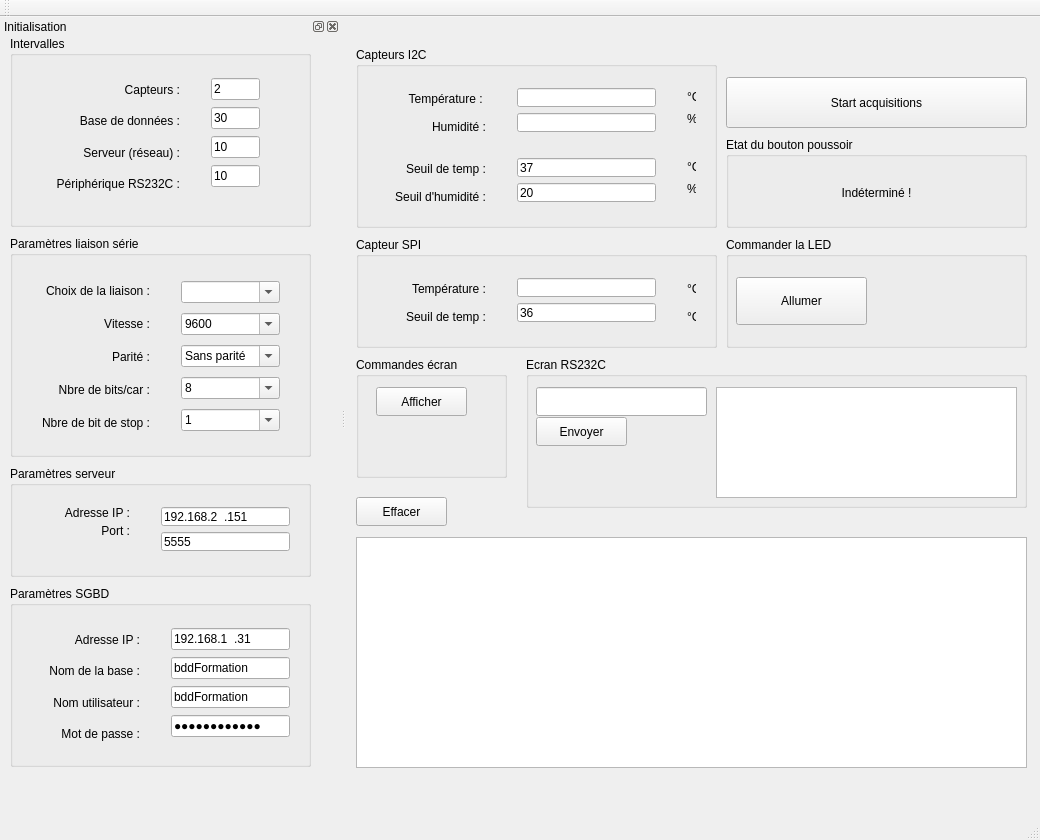
Before: the Qt Designer form cgui.ui in PhASnBenoit/appFormQtCpp, drawn with Qt 5.
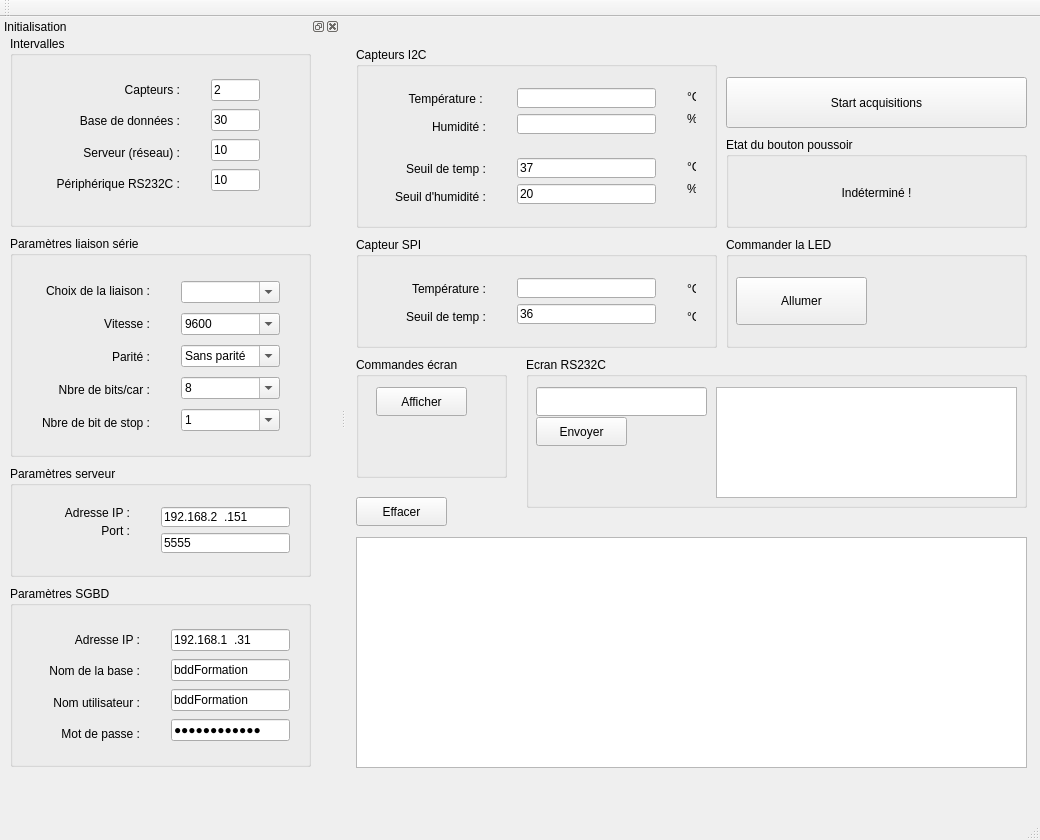
After: the same form once the commit is applied. Icons and pictures are not drawn.

```diff
--- a/cgui.ui
+++ b/cgui.ui
@@ -38,7 +38,7 @@
        <x>150</x>
        <y>30</y>
        <width>161</width>
-       <height>66</height>
+       <height>68</height>
       </rect>
      </property>
      <layout class="QVBoxLayout" name="vlI2c">
@@ -64,7 +64,7 @@
        <x>150</x>
        <y>100</y>
        <width>161</width>
-       <height>66</height>
+       <height>68</height>
       </rect>
      </property>
      <layout class="QVBoxLayout" name="vlValSeuils">
@@ -312,7 +312,7 @@
        <x>150</x>
        <y>30</y>
        <width>161</width>
-       <height>66</height>
+       <height>68</height>
       </rect>
      </property>
      <layout class="QVBoxLayout" name="vlSpi">
@@ -583,7 +583,7 @@
         <x>190</x>
         <y>30</y>
         <width>71</width>
-        <height>136</height>
+        <height>140</height>
        </rect>
       </property>
       <layout class="QVBoxLayout" name="vlInter">
@@ -927,7 +927,7 @@
         <x>140</x>
         <y>30</y>
         <width>151</width>
-        <height>66</height>
+        <height>68</height>
        </rect>
       </property>
       <layout class="QVBoxLayout" name="vlServer">
@@ -1001,7 +1001,7 @@
         <x>150</x>
         <y>30</y>
         <width>141</width>
-        <height>136</height>
+        <height>140</height>
        </rect>
       </property>
       <layout class="QVBoxLayout" name="vlSgbd">
```
Left out of the diff: 50 changed lines with no effect on the pictures.
